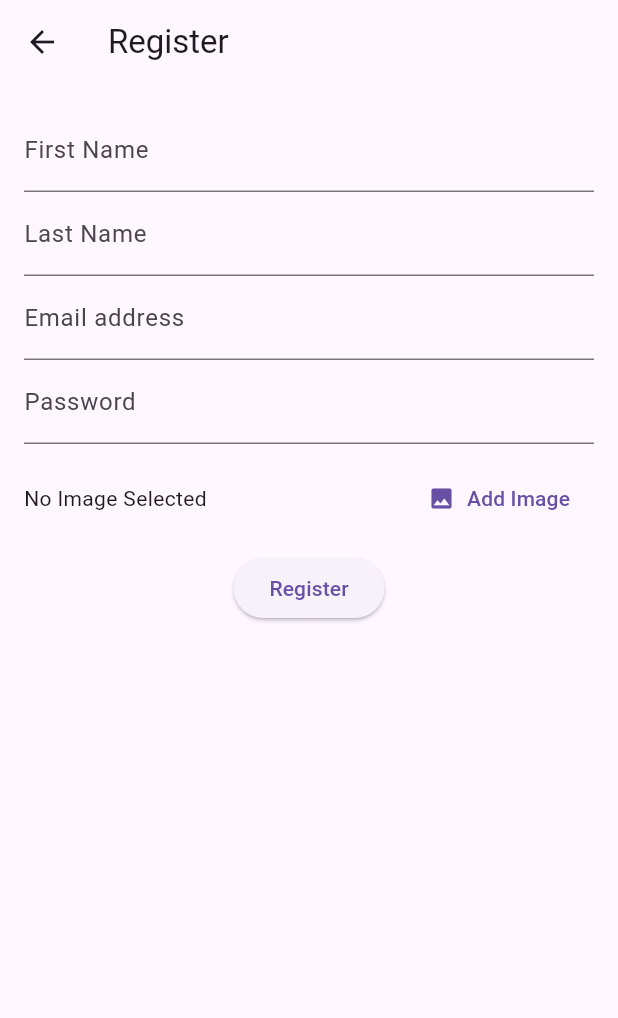
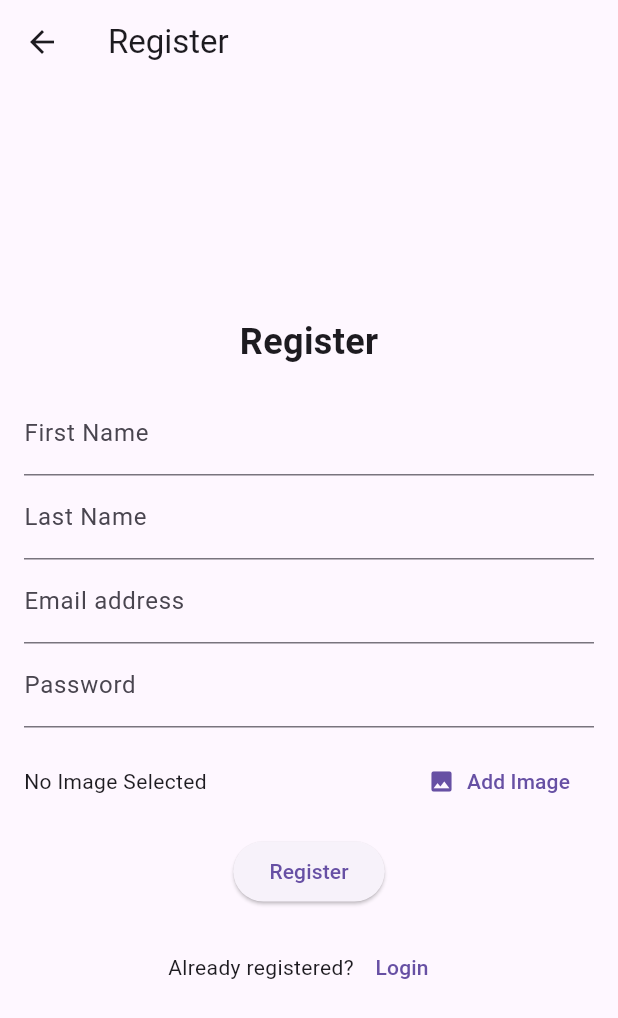
Before and after one commit to Thanuga-Rodrigo/Auth_Login, a Flutter app: the RegisterPage screen opened by its route, on a phone screen of 412 x 824 dp. Shown: the top 1018 px of the screen. Run offline on Flutter 3.47's test engine with Material 3 defaults, Android fonts, the phone set to English and light mode, and no system bars; our stand-ins replace cloud_firestore, firebase_auth, firebase_core, firebase_storage, google_sign_in, image_picker; accounts and stored records are empty.

Commit message:
did UI changes

```diff
--- a/lib/app_pages/register_page.dart
+++ b/lib/app_pages/register_page.dart
@@ -8,7 +8,28 @@ class RegisterPage extends StatelessWidget {
       appBar: AppBar(
         title: Text('Register'),
       ),
-      body: RegisterForm(),
+      body: Column(
+        mainAxisAlignment: MainAxisAlignment.center,
+        children: [
+          Text(
+            'Register',
+            style: TextStyle(fontSize: 24, fontWeight: FontWeight.bold),
+          ),
+          RegisterForm(),
+          Row(
+            mainAxisAlignment: MainAxisAlignment.center,
+            children: [
+              Text("Already registered?"),
+              TextButton(
+                child: Text("Login"),
+                onPressed: () {
+                  Navigator.of(context).pushReplacementNamed('/login');
+                },
+              ),
+            ],
+          ),
+        ],
+      ),
     );
   }
 }
```
Also changed, not shown: lib/app_pages/login_page.dart (+18 -7 lines).
